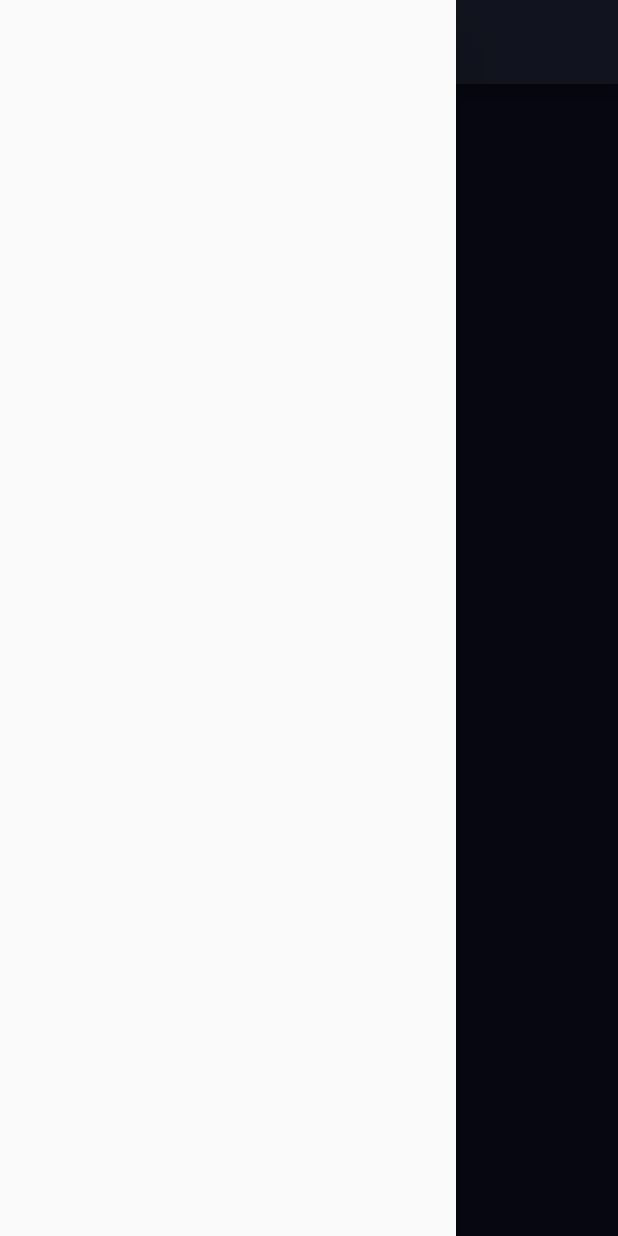
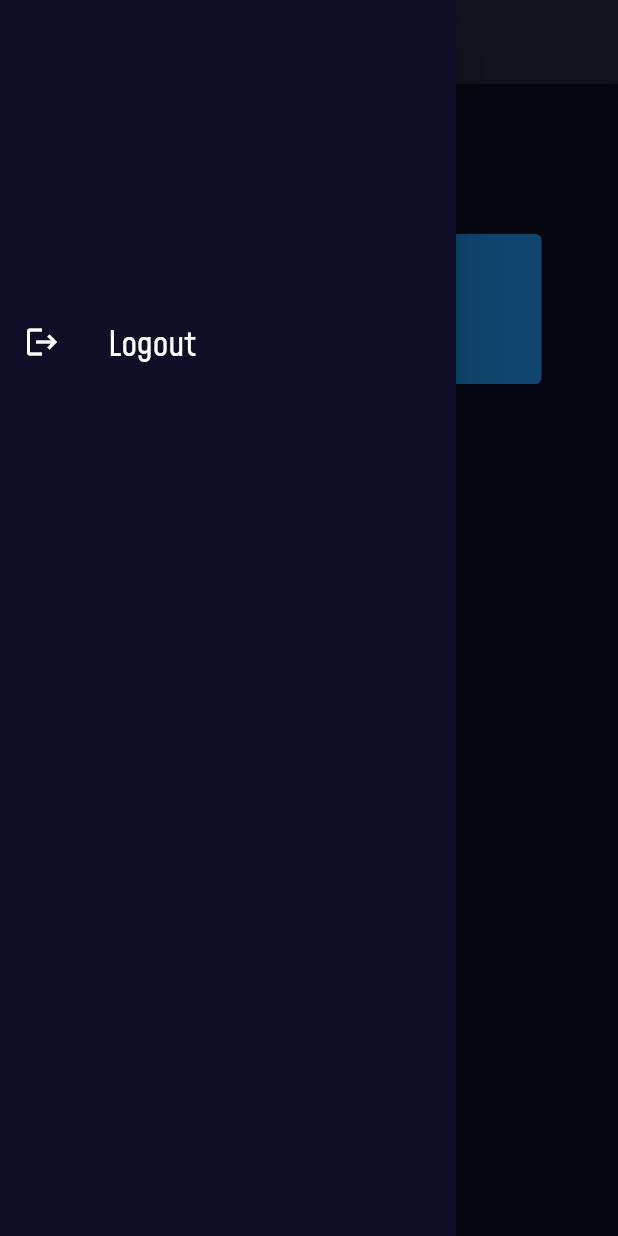
Before and after one commit to anuraglamsal/batuwa, a Flutter app: the screen it shows once a user with an empty profile is signed in, with the side drawer open, on a phone screen of 412 x 824 dp. Run offline on Flutter 3.47's test engine with Material 2 defaults, Android fonts, the phone set to English and light mode, and no system bars; our stand-ins replace cloud_firestore, email_validator, firebase_auth, firebase_core, flutter_keyboard_visibility, flutter_map and 1 more; accounts and stored records are empty.

Commit message:
Made some changes in normalscreen

```diff
--- a/lib/normalscreen.dart
+++ b/lib/normalscreen.dart
@@ -1,6 +1,8 @@
 import 'package:flutter/material.dart';
 import 'package:firebase_auth/firebase_auth.dart';
 import 'package:cloud_firestore/cloud_firestore.dart';
+import 'package:flutter_map/flutter_map.dart';
+import 'package:latlong/latlong.dart';
 
 class normalscreen extends StatefulWidget{
   @override
@@ -12,21 +14,48 @@ class _normalscreenState extends State<normalscreen>{
   Widget build(BuildContext context){
     return Column(
       children: <Widget>[
-	SizedBox(height: 200),
-	RaisedButton(
-	  child: Text(
-	    'Logout',
-	  ),
-	  onPressed:(){
-	    logout();
-	  }
-	)
+	SizedBox(height: 100),
+	Row(
+	  mainAxisAlignment: MainAxisAlignment.center,
+	  children: [
+	    Container(
+	      width: 60,
+	      height: 60,
+	      decoration: BoxDecoration(
+		color: Colors.orange,
+		shape: BoxShape.circle,
+	      ),
+	    ),
+	    SizedBox(width: 50),
+	    Container(
+	      height: 100,
+	      width: 200,
+	      child: ElevatedButton(
+		child: Text("EMBARK",),
+		onPressed: (){
+		  Navigator.push(
+		    context,
+		    MaterialPageRoute(builder: (context) => Embark()),
+		  );
+		},
+	      ),
+	    ),
+	  ],
+	),
+	SizedBox(height: 400),
       ],
     );
   }
+}
 
-  Future<void> logout() async{ //Signs the user out.
-    await FirebaseAuth.instance.signOut();
+class Embark extends StatefulWidget{
+  @override
+  _EmbarkState createState() => _EmbarkState();
+}
+
+class _EmbarkState extends State<Embark>{
+  @override
+  Widget build(BuildContext context){
+    return Text("YEP",);
   }
-
 }
--- a/lib/userscreen.dart
+++ b/lib/userscreen.dart
@@ -30,7 +30,25 @@ class userscreen extends StatelessWidget{
 	  else{
 	    return Scaffold(
 	      drawer: Drawer(
-		child: ListView(
+		child: Container(
+		  color: Color(0xff0e0f26),
+		  child: ListView(
+		    padding: EdgeInsets.zero,
+		    children: [
+		      SizedBox(height: 200),
+		      ListTile(
+			leading: Icon(
+			  Icons.logout,
+			  color: Colors.white,
+			),
+			selected: true,
+			title: Text("Logout", style: TextStyle(fontFamily: "Mohave", fontSize: 23, color: Colors.white),),
+			onTap:(){
+			  logout();
+			},
+		      ),
+		    ],
+		  ),
 		),
 	      ),
 	      appBar: AppBar(
@@ -48,4 +66,9 @@ class userscreen extends StatelessWidget{
       },
     );
   }
+
+  Future<void> logout() async{ //Signs the user out.
+    await FirebaseAuth.instance.signOut();
+  }
+
 }
--- a/pubspec.yaml
+++ b/pubspec.yaml
@@ -35,6 +35,7 @@ dependencies:
   cloud_firestore: ^0.16.0
   flutter_map: ^0.11.0
   latlng: ^0.0.2
+  firebase_storage: ^7.0.0
 
 
   # The following adds the Cupertino Icons font to your application.
```
Also changed, not shown: pubspec.lock.
